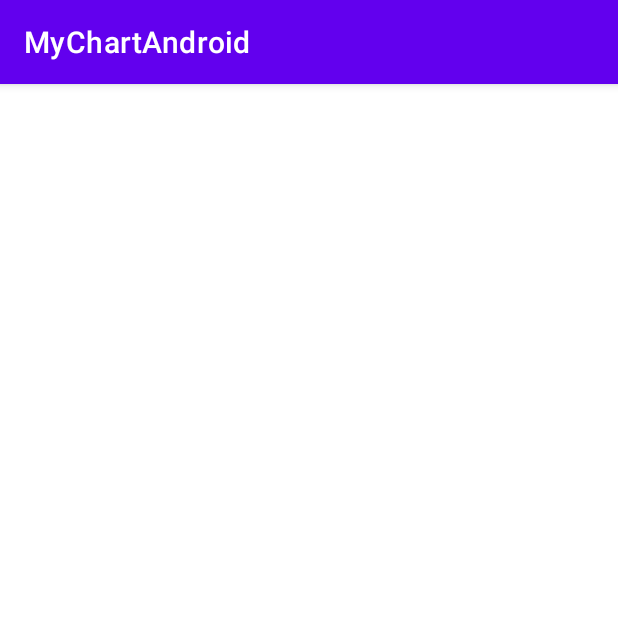
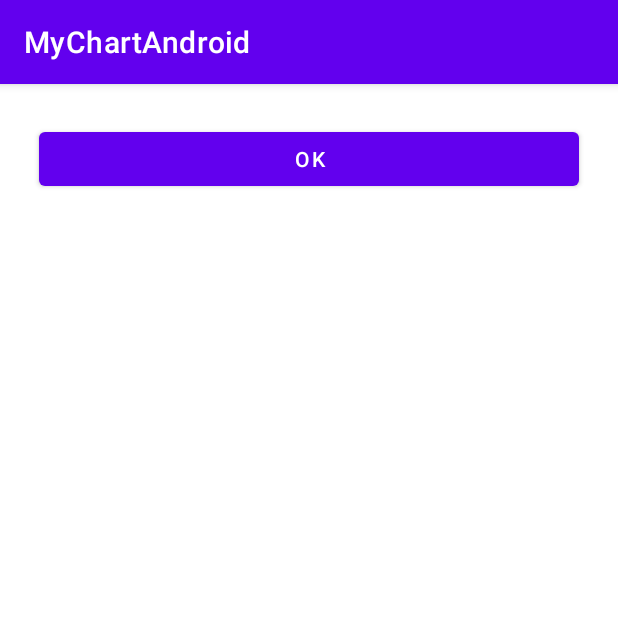
Before and after one commit to ElderLucas/graphicExample, an Android app: the fragment FragmentDatePicker shown on its own in the app's theme, on a phone screen of 412 x 824 dp, the top half of it. Run offline under Robolectric (Android 15) with nearby library versions, the phone set to English and light mode, and no system bars; libraries missing offline, so code that uses them is left out: org.androidannotations.annotations.

Commit message:
Pie Chart

```diff
--- a/app/src/main/java/com/example/mychartandroid/Fragments/FragmentDatePicker.java
+++ b/app/src/main/java/com/example/mychartandroid/Fragments/FragmentDatePicker.java
@@ -6,8 +6,10 @@ import android.os.Bundle;
 import android.view.LayoutInflater;
 import android.view.View;
 import android.view.ViewGroup;
+import android.widget.Button;
 import android.widget.FrameLayout;
 import android.widget.LinearLayout;
+import android.widget.Toast;
 
 import androidx.annotation.NonNull;
 import androidx.fragment.app.DialogFragment;
@@ -30,6 +32,11 @@ public class FragmentDatePicker extends Fragment {
     @ViewById(R.id.fragmentContainer)
     LinearLayout datePickerContainer;
 
+    @ViewById(R.id.button)
+    Button myButton;
+
+    CustomDatePicker customDatePicker;
+
     @Override
     public View onCreateView(LayoutInflater inflater, ViewGroup container,
                              Bundle savedInstanceState) {
@@ -41,7 +48,9 @@ public class FragmentDatePicker extends Fragment {
     void initView() {
 
         // Cria o CustomDatePicker programaticamente
-        CustomDatePicker customDatePicker = CustomDatePicker_.build(getContext(),null);
+        customDatePicker = CustomDatePicker_.build(getContext(),null);
+
+
         // Configura as datas mínima e máxima
         Calendar minDate = Calendar.getInstance();
         minDate.set(2020, Calendar.JANUARY, 1);
@@ -53,5 +62,23 @@ public class FragmentDatePicker extends Fragment {
 
         // Adiciona o CustomDatePicker ao container
         datePickerContainer.addView(customDatePicker);
+
+
+        myButton.setOnClickListener(new View.OnClickListener() {
+            @Override
+            public void onClick(View view) {
+                Calendar mySelectedDate = customDatePicker.getSelectedDate();
+
+                showToastMessage(mySelectedDate.toString());
+
+
+            }
+        });
+
+    }
+
+
+    private void showToastMessage(String message) {
+        Toast.makeText(getContext(), message, Toast.LENGTH_SHORT).show();
     }
 }
--- a/app/src/main/res/layout/fragment_date_picker.xml
+++ b/app/src/main/res/layout/fragment_date_picker.xml
@@ -1,11 +1,27 @@
 <?xml version="1.0" encoding="utf-8"?>
 <LinearLayout xmlns:android="http://schemas.android.com/apk/res/android"
     xmlns:tools="http://schemas.android.com/tools"
-    android:id="@+id/fragmentContainer"
     android:layout_width="match_parent"
     android:layout_height="match_parent"
-    android:orientation="vertical"
+
     android:padding="16dp">
+
+    <LinearLayout
+        android:id="@+id/fragmentContainer"
+        android:layout_width="match_parent"
+        android:layout_height="match_parent"
+        android:orientation="vertical">
+
+        <Button
+            android:id="@+id/button"
+            android:layout_width="match_parent"
+            android:layout_height="wrap_content"
+            android:layout_margin="10dp"
+            android:padding="5dp"
+            android:textAlignment="center"
+            android:text="OK"/>
+
+    </LinearLayout>
 
     <!-- Outros componentes UI podem ser adicionados aqui -->
     <!-- O EditTextSliderComponent pode ser adicionado programaticamente ao fragmentContainer -->
--- a/app/src/main/res/values/colors.xml
+++ b/app/src/main/res/values/colors.xml
@@ -7,4 +7,8 @@
     <color name="teal_700">#FF018786</color>
     <color name="black">#FF000000</color>
     <color name="white">#FFFFFFFF</color>
+    <color name="pieColor1">#F44336</color>
+    <color name="pieColor2">#9C27B0</color>
+    <color name="pieColor3">#3F51B5</color>
+
 </resources>
```
Also changed, not shown: app/src/main/java/com/example/mychartandroid/Component/CustomDatePicker.java (+22 -0 lines), app/src/main/java/com/example/mychartandroid/Component/PieChartComponent.java (added, +45 -0 lines), app/src/main/java/com/example/mychartandroid/Fragments/FragmentInputDataJSON.java (added, +41 -0 lines), app/src/main/java/com/example/mychartandroid/Fragments/PieChartFragment.java (added, +49 -0 lines), app/src/main/java/com/example/mychartandroid/MainActivity.java (+18 -2 lines), app/src/main/res/layout/fragment_mp_piechart.xml (added, +8 -0 lines), app/src/main/res/layout/pie_chart_component.xml (added, +10 -0 lines), app/src/main/res/values/strings.xml (+19 -0 lines).
